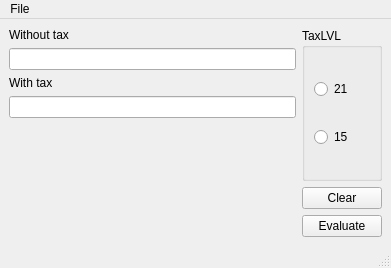
Old version of the form mainwindow.ui in the repository tompol1123581321/QT_SCHOOL_DPH_CALC.
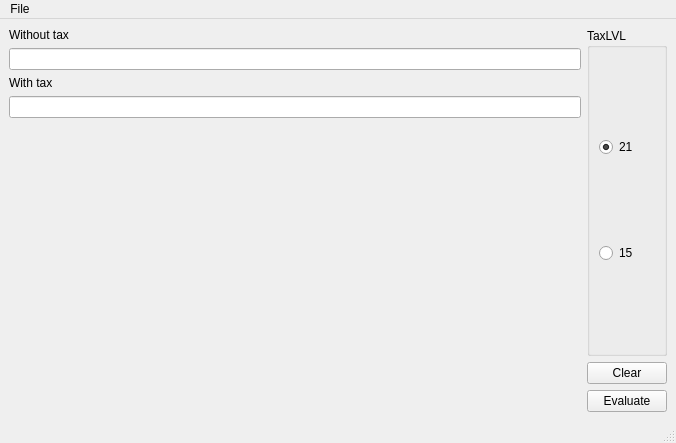
New version of the form.

Diff of the .ui file:
```diff
--- a/mainwindow.ui
+++ b/mainwindow.ui
@@ -6,8 +6,8 @@
    <rect>
     <x>0</x>
     <y>0</y>
-    <width>391</width>
-    <height>268</height>
+    <width>676</width>
+    <height>443</height>
    </rect>
   </property>
   <property name="windowTitle">
@@ -65,6 +65,9 @@
            <property name="text">
             <string>21</string>
            </property>
+           <property name="checked">
+            <bool>true</bool>
+           </property>
           </widget>
          </item>
          <item>
@@ -100,7 +103,7 @@
     <rect>
      <x>0</x>
      <y>0</y>
-     <width>391</width>
+     <width>676</width>
      <height>21</height>
     </rect>
    </property>
```
Left out of the diff: 29 changed lines with no effect on the pictures.
